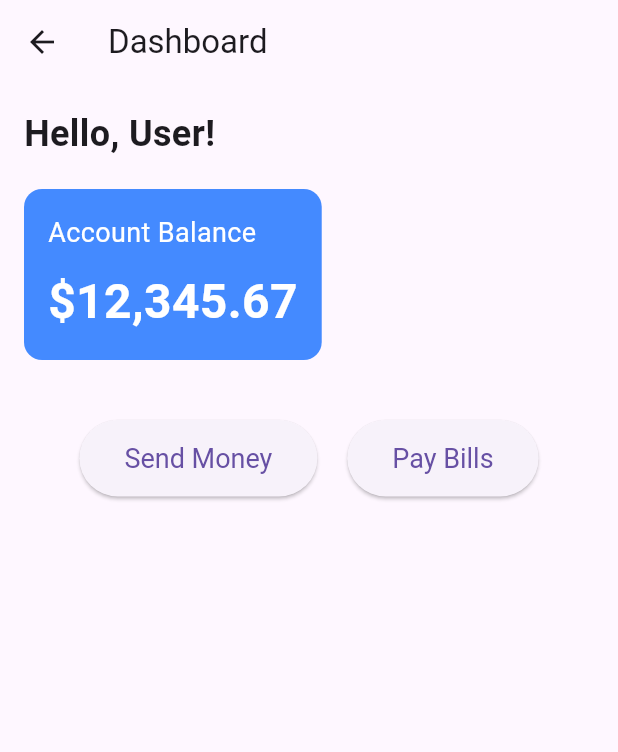
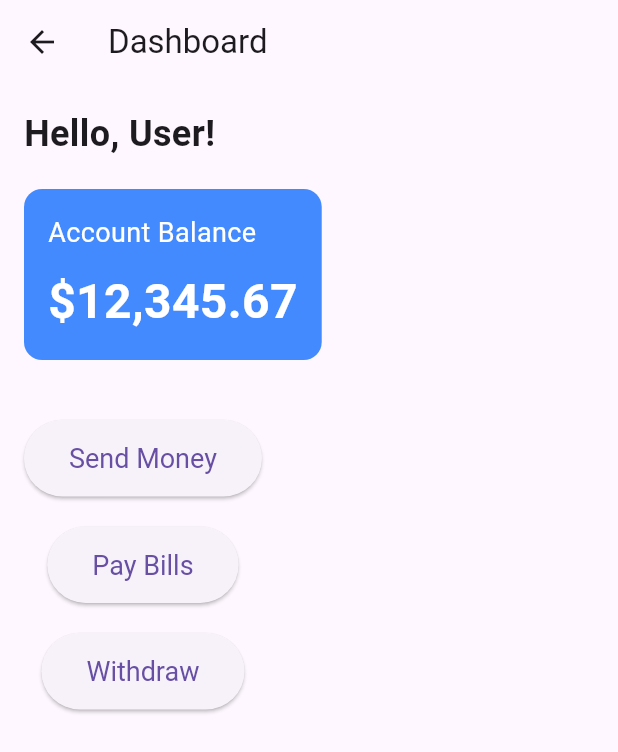
Before and after one commit to perinai/Mywallet, a Flutter app: the DashboardPage screen opened directly, on a phone screen of 412 x 824 dp. Shown: the top 752 px of the screen. Run offline on Flutter 3.47's test engine with Material 3 defaults, Android fonts, the phone set to English and light mode, and no system bars.

Commit message:
adding withdraw screen

```diff
--- a/lib/screens/maindashboard.dart
+++ b/lib/screens/maindashboard.dart
@@ -1,10 +1,11 @@
 // Updated DashboardPage with centered buttons
 import 'package:flutter/material.dart';
-import 'sendmoney.dart';  // Importing the SendMoneyPage for navigation.
-import 'paybills.dart';   // Importing the PayBillsPage for navigation.
+import 'sendmoney.dart'; // Importing the SendMoneyPage for navigation.
+import 'paybills.dart'; // Importing the PayBillsPage for navigation.
 
 class DashboardPage extends StatelessWidget {
-  const DashboardPage({super.key}); // Constructor for the class with a unique key.
+  const DashboardPage(
+      {super.key}); // Constructor for the class with a unique key.
 
   @override
   Widget build(BuildContext context) {
@@ -16,26 +17,49 @@ class DashboardPage extends StatelessWidget {
       body: Padding(
         padding: const EdgeInsets.all(16.0), // Adds padding around the body.
         child: Column(
-          crossAxisAlignment: CrossAxisAlignment.start, // Aligns children to the start of the column.
+          crossAxisAlignment: CrossAxisAlignment
+              .start, // Aligns children to the start of the column.
           children: [
-            const Text(
+            _greetUser(),
+            const SizedBox(height: 20), // Adds space between widgets.
+
+            // Account Balance Container.
+            _accountBalance(),
+            const SizedBox(height: 40), // Adds space after account balance.
+
+            // Row to center the buttons horizontally.
+            _paymentType(context),
+          ],
+        ),
+      ),
+    );
+  }
+
+  Widget _greetUser() {
+    return SizedBox(
+      child: const Text(
         'Hello, User!', // Greeting text.
         style: TextStyle(
           fontSize: 24,
           fontWeight: FontWeight.bold, // Bold font for the greeting.
         ),
       ),
-            const SizedBox(height: 20), // Adds space between widgets.
+    );
+  }
+}
 
 // Account Balance Container.
-            Container(
+Widget _accountBalance() {
+  return Container(
     padding: const EdgeInsets.all(16), // Adds padding inside the container.
     decoration: BoxDecoration(
       color: Colors.blueAccent, // Background color for the container.
-                borderRadius: BorderRadius.circular(12), // Rounded corners for the container.
+      borderRadius:
+          BorderRadius.circular(12), // Rounded corners for the container.
     ),
     child: const Column(
-                crossAxisAlignment: CrossAxisAlignment.start, // Aligns children to the start of the column.
+      crossAxisAlignment: CrossAxisAlignment
+          .start, // Aligns children to the start of the column.
       children: [
         Text(
           'Account Balance', // Label for account balance.
@@ -55,13 +79,14 @@ class DashboardPage extends StatelessWidget {
         ),
       ],
     ),
-            ),
-
-            const SizedBox(height: 40), // Adds space after account balance.
+  );
+}
 
 // Row to center the buttons horizontally.
-            Row(
-              mainAxisAlignment: MainAxisAlignment.center, // Centers buttons horizontally.
+Widget _paymentType(BuildContext context) {
+  return Column(
+    mainAxisAlignment:
+        MainAxisAlignment.center, // Centers buttons horizontally.
     children: [
       // Send Money Button.
       ElevatedButton(
@@ -74,12 +99,14 @@ class DashboardPage extends StatelessWidget {
         },
         child: const Text('Send Money'), // Button label.
         style: ElevatedButton.styleFrom(
-                    padding: const EdgeInsets.symmetric(vertical: 15, horizontal: 30), // Padding inside the button.
-                    textStyle: const TextStyle(fontSize: 18), // Text style for the button.
+          padding: const EdgeInsets.symmetric(
+              vertical: 15, horizontal: 30), // Padding inside the button.
+          textStyle:
+              const TextStyle(fontSize: 18), // Text style for the button.
         ),
       ),
 
-                const SizedBox(width: 20), // Adds space between the buttons.
+      const SizedBox(height: 20), // Adds space between the buttons.
 
       // Pay Bills Button.
       ElevatedButton(
@@ -92,15 +119,22 @@ class DashboardPage extends StatelessWidget {
         },
         child: const Text('Pay Bills'), // Button label.
         style: ElevatedButton.styleFrom(
-                    padding: const EdgeInsets.symmetric(vertical: 15, horizontal: 30), // Padding inside the button.
-                    textStyle: const TextStyle(fontSize: 18), // Text style for the button.
+          padding: const EdgeInsets.symmetric(
+              vertical: 15, horizontal: 30), // Padding inside the button.
+          textStyle:
+              const TextStyle(fontSize: 18), // Text style for the button.
         ),
       ),
+      const SizedBox(height: 20),
+      ElevatedButton(
+        //TODO: link this button to the withdraw screen
+        onPressed: () {},
+        child: Text('Withdraw'),
+        style: ElevatedButton.styleFrom(
+          padding: EdgeInsets.symmetric(vertical: 15, horizontal: 30),
+          textStyle: TextStyle(fontSize: 18),
+        ),
+      )
     ],
-            ),
-          ],
-        ),
-      ),
   );
 }
-}
```
Also changed, not shown: lib/screens/withdraw.dart (added, +86 -0 lines). Lines whose indentation alone changed are shown as unchanged.
